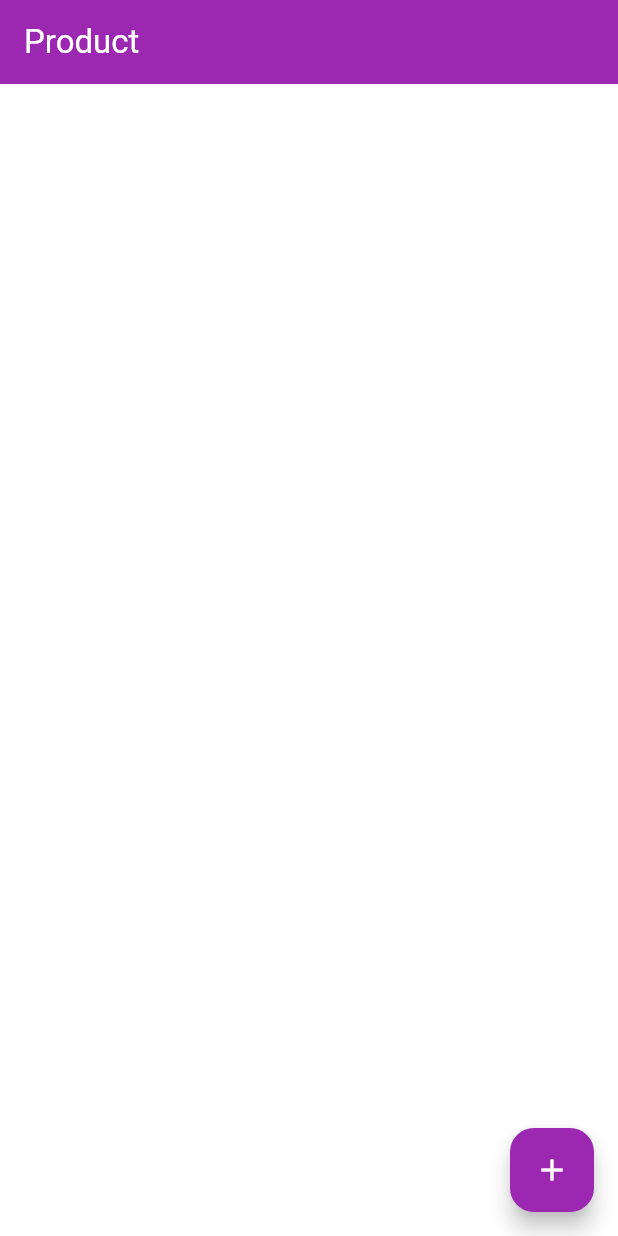
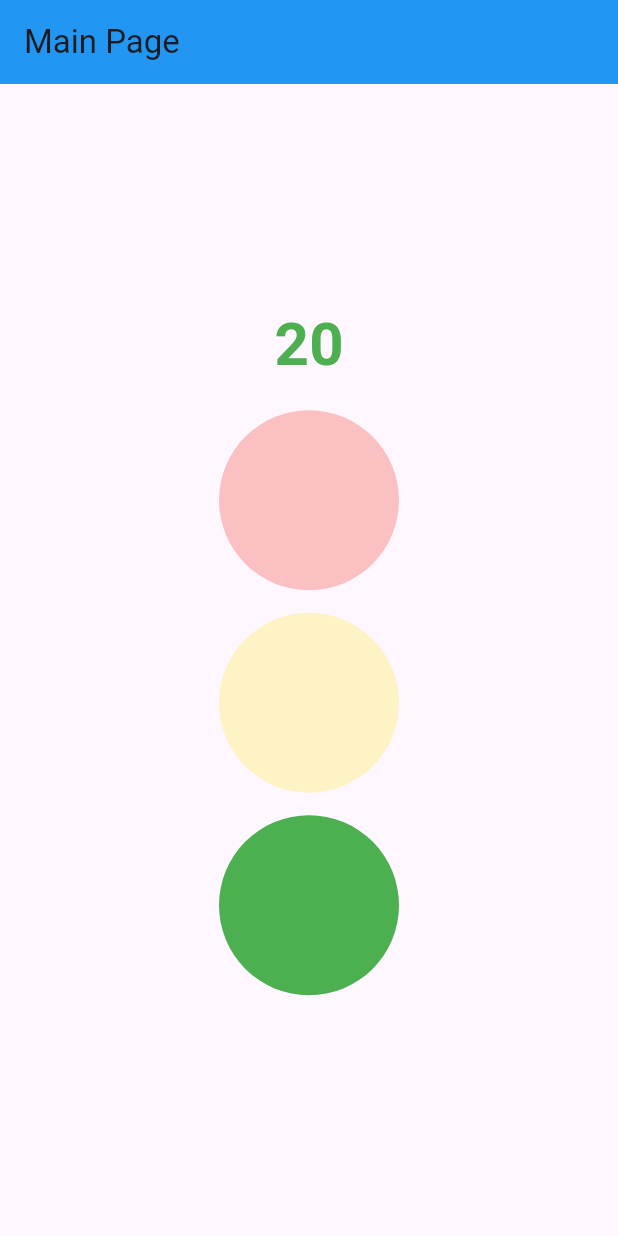
Before and after one commit to DearestOne/myApiApp, a Flutter app: the first screen one second after launch, on a phone screen of 412 x 824 dp. Run offline on Flutter 3.47's test engine with Material 3 defaults, Android fonts, the phone set to English and light mode, and no system bars; drawn by our look-alikes of flutter_slidable; our stand-ins replace cloud_firestore, firebase_core; accounts and stored records are empty.

Commit message:
homework 4

```diff
--- a/lib/main.dart
+++ b/lib/main.dart
@@ -1,22 +1,49 @@
 import 'package:flutter/material.dart';
+import 'package:myapiapp/week6/cusmain.dart';
+import 'package:myapiapp/week6/pfcardmain.dart';
+import 'package:myapiapp/week6/test_theme.dart';
+import 'package:myapiapp/week6/traffic.dart';
 import 'package:myapiapp/week5/product_main.dart';
 import 'package:firebase_core/firebase_core.dart';
+
 // homework2
 void main() async {
-  WidgetsFlutterBinding.ensureInitialized();
-  await Firebase.initializeApp();
-  runApp(const MyApp());
+  // WidgetsFlutterBinding.ensureInitialized();
+  // await Firebase.initializeApp();
+  runApp(MyApp());
 }
 
-class MyApp extends StatelessWidget {
-  const MyApp({super.key});
+class MyApp extends StatefulWidget {
+  ThemeMode _theme = ThemeMode.light;
+
+  MyApp({super.key});
+  void toggleTheme() {
+    print('toggleTheme');
+    void setState() {
+      if (_theme == ThemeMode.light) {
+        _theme = ThemeMode.dark;
+      } else {
+        _theme = ThemeMode.light;
+      }
+    }
+  }
 
   @override
+  State<MyApp> createState() => _MyAppState();
+}
+
+class _MyAppState extends State<MyApp> {
+  @override
   Widget build(BuildContext context) {
-    return const MaterialApp(
-      title: 'Flutter Demo',
-      // home: FireStoreDemo(),
-      home: Product(),
-    );
+    return MaterialApp(
+        darkTheme: ThemeData.dark().copyWith(
+          textTheme:
+              const TextTheme(bodyMedium: TextStyle(color: Colors.white)),
+        ), // ธีมมืด
+        theme: ThemeData.light().copyWith(
+            textTheme: const TextTheme(
+                bodyMedium: TextStyle(color: Colors.black))), // ธีมสว่าง
+        themeMode: widget._theme, // เปลี8ยนตามระบบ (Auto)
+        home: const Traffic());
   }
 }
--- a/lib/week5/product_main.dart
+++ b/lib/week5/product_main.dart
@@ -144,8 +144,7 @@ class _Apitest2State extends State<Product> {
                             context: context,
                             builder: (BuildContext context) => Dialog(
                                   child: Padding(
-                                    padding: const EdgeInsets.all(30.0),
-                                    child: Column(
+                                    padding: const EdgeInsets.all(30.0),                                    child: Column(
                                       mainAxisSize: MainAxisSize.min,
                                       mainAxisAlignment:
                                           MainAxisAlignment.center,
--- /dev/null
+++ b/lib/week6/traffic.dart
@@ -0,0 +1,123 @@
+import 'package:flutter/material.dart';
+import 'dart:async';
+
+class Traffic extends StatefulWidget {
+  const Traffic({super.key});
+
+  @override
+  State<Traffic> createState() => _TrafficState();
+}
+
+class _TrafficState extends State<Traffic> {
+  int status = 0;
+  int time = 0;
+  Color color = Colors.black;
+  List<double> opacity = [1, 0.3, 0.3];
+
+  void change() {
+    setState(() {
+      if (status == 0) {
+        opacity = [0.3, 0.3, 1];
+        status = 1;
+        color = Colors.green;
+      } else if (status == 1) {
+        opacity = [0.3, 1, 0.3];
+        status = 2;
+        color = const Color.fromARGB(255, 143, 176, 0);
+      } else {
+        opacity = [1, 0.3, 0.3];
+        status = 0;
+        color = Colors.red;
+      }
+    });
+  }
+
+  @override
+  void initState() {
+    super.initState();
+    timer();
+  }
+
+  void timer() async {
+    while (true) {
+      change(); // Update status
+
+      if (status == 0) {
+        setState(() {
+          time = 30;
+        });
+      } else if (status == 1) {
+        setState(() {
+          time = 20;
+        });
+      } else if (status == 2) {
+        setState(() {
+          time = 5;
+        });
+      }
+
+      while (time >= 0) {
+        await Future.delayed(const Duration(seconds: 1)); // Non-blocking delay
+        setState(() {
+          time -= 1;
+        });
+        print(time);
+      }
+    }
+  }
+
+  @override
+  Widget build(BuildContext context) {
+    return Scaffold(
+        appBar: AppBar(
+          title: const Text('Main Page'),
+          backgroundColor: Colors.blue,
+        ),
+        body: Center(
+            child: Column(
+          mainAxisAlignment: MainAxisAlignment.center,
+          children: [
+            AnimatedSwitcher(
+              duration: const Duration(milliseconds: 200),
+              child: AnimatedOpacity(
+                key: ValueKey<int>(time),
+                opacity: 1.0,
+                duration: const Duration(milliseconds: 200),
+                child: Text(
+                  '$time',
+                  style: TextStyle(fontSize: 40, fontWeight: FontWeight.bold, color: color),
+                ),
+              ),
+            ),
+            const SizedBox(height: 15),
+            AnimatedOpacity(
+              opacity: opacity[0],
+              duration: const Duration(milliseconds: 500),
+              child: const CircleAvatar(
+                radius: 60,
+                backgroundColor: Colors.red,
+              ),
+            ),
+            const SizedBox(height: 15),
+            AnimatedOpacity(
+              opacity: opacity[1],
+              duration: const Duration(milliseconds: 500),
+              child: const CircleAvatar(
+                radius: 60,
+                backgroundColor: Colors.yellow,
+              ),
+            ),
+            const SizedBox(height: 15),
+            AnimatedOpacity(
+              opacity: opacity[2],
+              duration: const Duration(milliseconds: 500),
+              child: const CircleAvatar(
+                radius: 60,
+                backgroundColor: Colors.green,
+              ),
+            ),
+            const SizedBox(height: 15),
+          ],
+        )));
+  }
+}
```
Also changed, not shown: lib/week6/cusmain.dart (added, +41 -0 lines), lib/week6/custom_card.dart (added, +67 -0 lines), lib/week6/pfcardmain.dart (added, +38 -0 lines), lib/week6/profile_card.dart (added, +62 -0 lines), lib/week6/test_theme.dart (added, +31 -0 lines).
